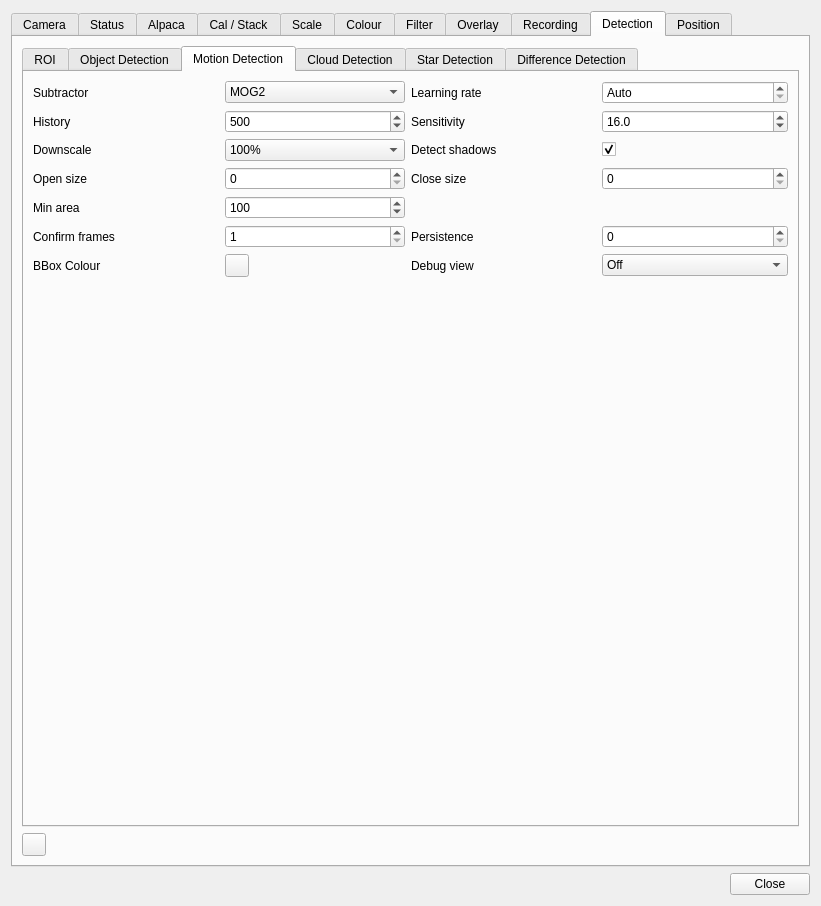
Above: plugins/feature/camera/camerasettingsdialog.ui from srcejon/sdrangel before the change. Below: the same form after it.
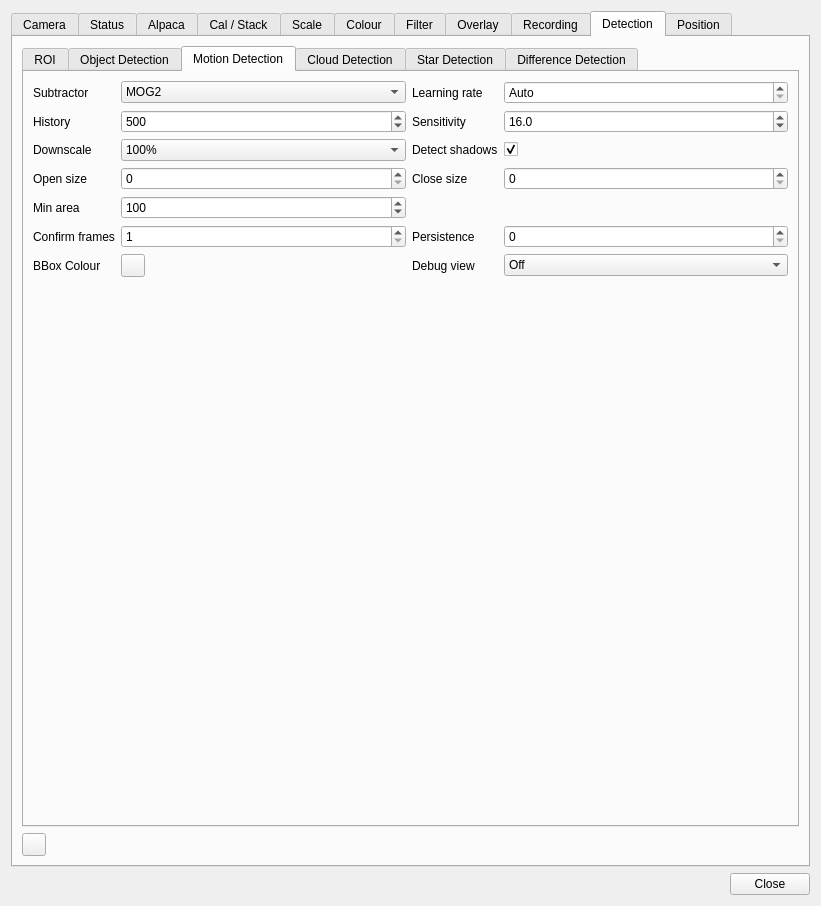
That is the form after the change. The open tabs and pages were chosen to show the change. Icons and pictures are not drawn. Custom widgets are drawn as their Qt base class.

Commit message: Remove size constraints

What changed in the file:
```diff
--- a/plugins/feature/camera/camerasettingsdialog.ui
+++ b/plugins/feature/camera/camerasettingsdialog.ui
@@ -5859,34 +5859,11 @@
            <string>Motion Detection</string>
           </attribute>
           <layout class="QGridLayout" name="gridLayout">
-           <item row="0" column="1">
-            <widget class="QComboBox" name="motionBackgroundSubtractorCombo">
-             <property name="minimumSize">
-              <size>
-               <width>180</width>
-               <height>0</height>
-              </size>
-             </property>
-             <property name="toolTip">
-              <string>Background subtractor used for motion detection</string>
-             </property>
-             <item>
-              <property name="text">
-               <string>MOG2</string>
-              </property>
-             </item>
-             <item>
-              <property name="text">
-               <string>KNN</string>
-              </property>
-             </item>
-            </widget>
-           </item>
            <item row="3" column="0">
             <widget class="QLabel" name="motionDownscaleLabel">
              <property name="minimumSize">
               <size>
-               <width>130</width>
+               <width>0</width>
                <height>0</height>
               </size>
              </property>
@@ -5899,7 +5876,7 @@
             <widget class="QLabel" name="motionBackgroundSubtractorLabel">
              <property name="minimumSize">
               <size>
-               <width>130</width>
+               <width>0</width>
                <height>0</height>
               </size>
              </property>
@@ -5957,7 +5934,7 @@
             <widget class="QLabel" name="motionHistoryLabel">
              <property name="minimumSize">
               <size>
-               <width>130</width>
+               <width>0</width>
                <height>0</height>
               </size>
              </property>
@@ -6012,7 +5989,7 @@
             <widget class="QLabel" name="motionConfirmFramesLabel">
              <property name="minimumSize">
               <size>
-               <width>130</width>
+               <width>0</width>
                <height>0</height>
               </size>
              </property>
@@ -6047,7 +6024,7 @@
             <widget class="QLabel" name="minContourAreaLabel">
              <property name="minimumSize">
               <size>
-               <width>130</width>
+               <width>0</width>
                <height>0</height>
               </size>
              </property>
@@ -6070,7 +6047,7 @@
             <widget class="QLabel" name="motionVarThresholdLabel">
              <property name="minimumSize">
               <size>
-               <width>130</width>
+               <width>0</width>
                <height>0</height>
               </size>
              </property>
@@ -6112,7 +6089,7 @@
             <widget class="QLabel" name="motionOpenSizeLabel">
              <property name="minimumSize">
               <size>
-               <width>130</width>
+               <width>0</width>
                <height>0</height>
               </size>
              </property>
@@ -6138,7 +6115,7 @@
             <widget class="QLabel" name="motionPersistenceFramesLabel">
              <property name="minimumSize">
               <size>
-               <width>130</width>
+               <width>0</width>
                <height>0</height>
               </size>
              </property>
@@ -6151,7 +6128,7 @@
             <widget class="QLabel" name="motionCloseSizeLabel">
              <property name="minimumSize">
               <size>
-               <width>130</width>
+               <width>0</width>
                <height>0</height>
               </size>
              </property>
@@ -6164,7 +6141,7 @@
             <widget class="QLabel" name="motionMaskViewLabel">
              <property name="minimumSize">
               <size>
-               <width>130</width>
+               <width>0</width>
                <height>0</height>
               </size>
              </property>
@@ -6177,7 +6154,7 @@
             <widget class="QComboBox" name="motionMaskViewCombo">
              <property name="minimumSize">
               <size>
-               <width>180</width>
+               <width>0</width>
                <height>0</height>
               </size>
              </property>
@@ -6218,6 +6195,12 @@
            </item>
            <item row="0" column="3">
             <widget class="QDoubleSpinBox" name="motionLearningRateSpin">
+             <property name="sizePolicy">
+              <sizepolicy hsizetype="Expanding" vsizetype="Fixed">
+               <horstretch>0</horstretch>
+               <verstretch>0</verstretch>
+              </sizepolicy>
+             </property>
              <property name="toolTip">
               <string>MOG2 learning rate (-1 = automatic)</string>
              </property>
@@ -6245,7 +6228,7 @@
             <widget class="QLabel" name="motionLearningRateLabel">
              <property name="minimumSize">
               <size>
-               <width>130</width>
+               <width>0</width>
                <height>0</height>
               </size>
              </property>
@@ -6274,6 +6257,35 @@
              </property>
             </widget>
            </item>
+           <item row="0" column="1">
+            <widget class="QComboBox" name="motionBackgroundSubtractorCombo">
+             <property name="sizePolicy">
+              <sizepolicy hsizetype="Expanding" vsizetype="Fixed">
+               <horstretch>0</horstretch>
+               <verstretch>0</verstretch>
+              </sizepolicy>
+             </property>
+             <property name="minimumSize">
+              <size>
+               <width>0</width>
+               <height>0</height>
+              </size>
+             </property>
+             <property name="toolTip">
+              <string>Background subtractor used for motion detection</string>
+             </property>
+             <item>
+              <property name="text">
+               <string>MOG2</string>
+              </property>
+             </item>
+             <item>
+              <property name="text">
+               <string>KNN</string>
+              </property>
+             </item>
+            </widget>
+           </item>
           </layout>
          </widget>
          <widget class="QWidget" name="tabCloud">
```
Left out of the diff: 40 changed lines with no effect on the pictures.
